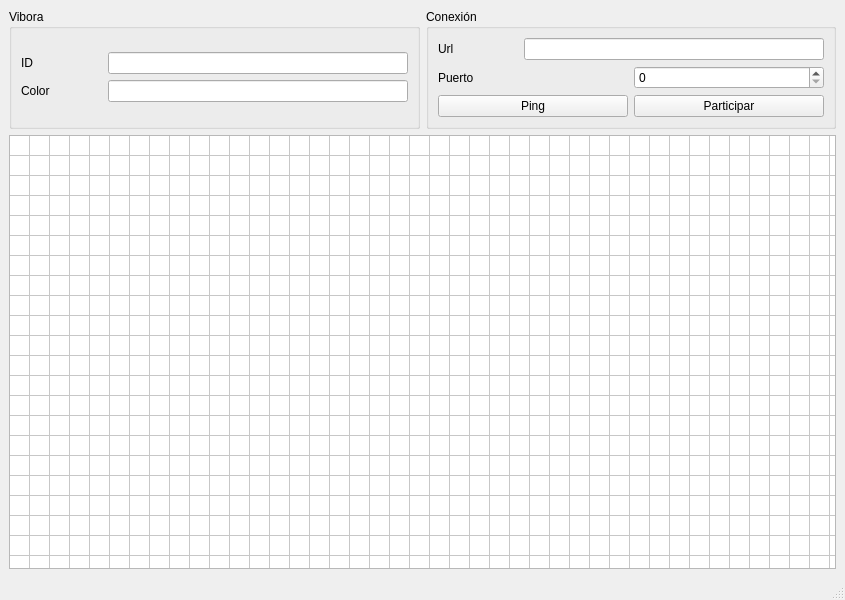
Old version of the form cliente.ui in the repository DanyCortez0901/Practica08-Modelado20171.
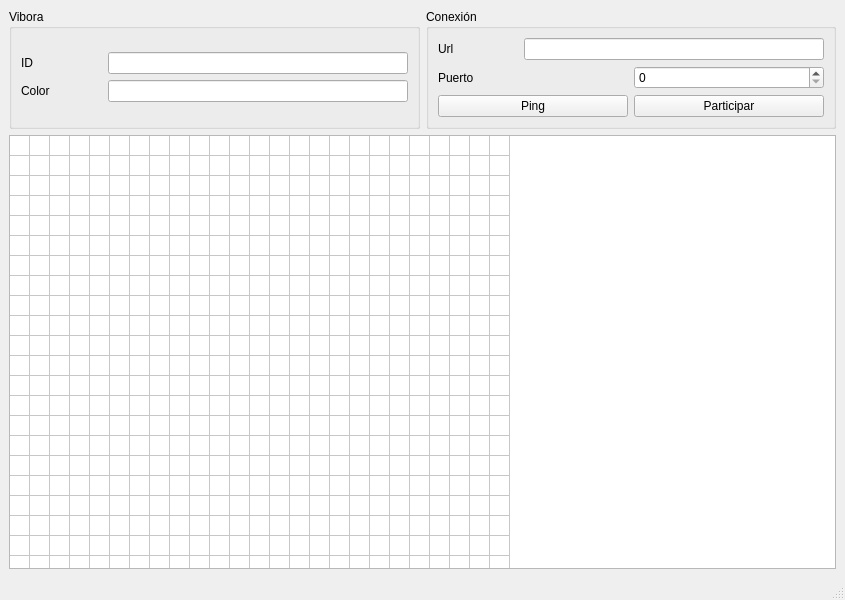
New version of the form.

The edit to the form file:
```diff
--- a/cliente.ui
+++ b/cliente.ui
@@ -158,10 +158,10 @@
          <enum>Qt::ScrollBarAlwaysOff</enum>
         </property>
         <property name="rowCount">
-         <number>38</number>
+         <number>25</number>
         </property>
         <property name="columnCount">
-         <number>46</number>
+         <number>25</number>
         </property>
         <attribute name="horizontalHeaderVisible">
          <bool>false</bool>
@@ -173,7 +173,7 @@
          <bool>false</bool>
         </attribute>
         <attribute name="horizontalHeaderMinimumSectionSize">
-         <number>20</number>
+         <number>0</number>
         </attribute>
         <attribute name="verticalHeaderVisible">
          <bool>false</bool>
@@ -185,7 +185,7 @@
          <bool>false</bool>
         </attribute>
         <attribute name="verticalHeaderMinimumSectionSize">
-         <number>20</number>
+         <number>0</number>
         </attribute>
         <row>
          <property name="text">
@@ -284,19 +284,6 @@
         <row/>
         <row/>
         <row/>
-        <row/>
-        <row/>
-        <row/>
-        <row/>
-        <row/>
-        <row/>
-        <row/>
-        <row/>
-        <row/>
-        <row/>
-        <row/>
-        <row/>
-        <row/>
         <column>
          <property name="text">
           <string>New Column</string>
@@ -422,31 +409,6 @@
           <string>New Column</string>
          </property>
         </column>
-        <column>
-         <property name="text">
-          <string>New Column</string>
-         </property>
-        </column>
-        <column/>
-        <column/>
-        <column/>
-        <column/>
-        <column/>
-        <column/>
-        <column/>
-        <column/>
-        <column/>
-        <column/>
-        <column/>
-        <column/>
-        <column/>
-        <column/>
-        <column/>
-        <column/>
-        <column/>
-        <column/>
-        <column/>
-        <column/>
        </widget>
       </item>
      </layout>
```
